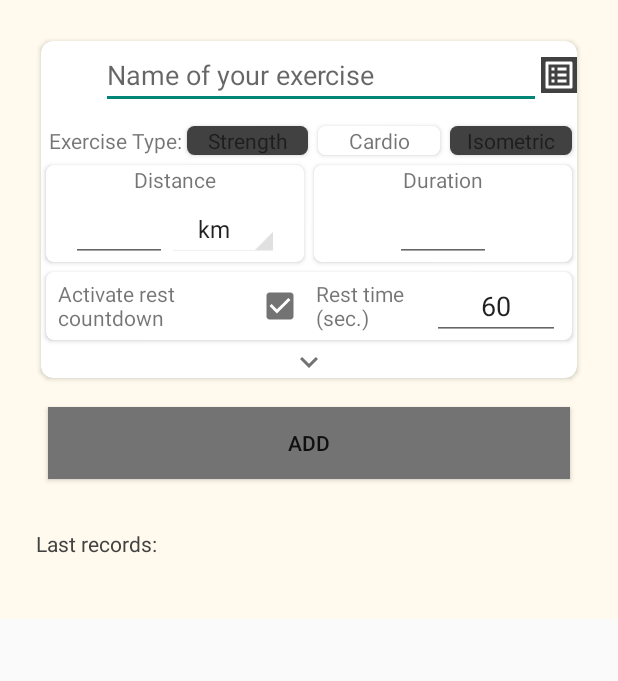
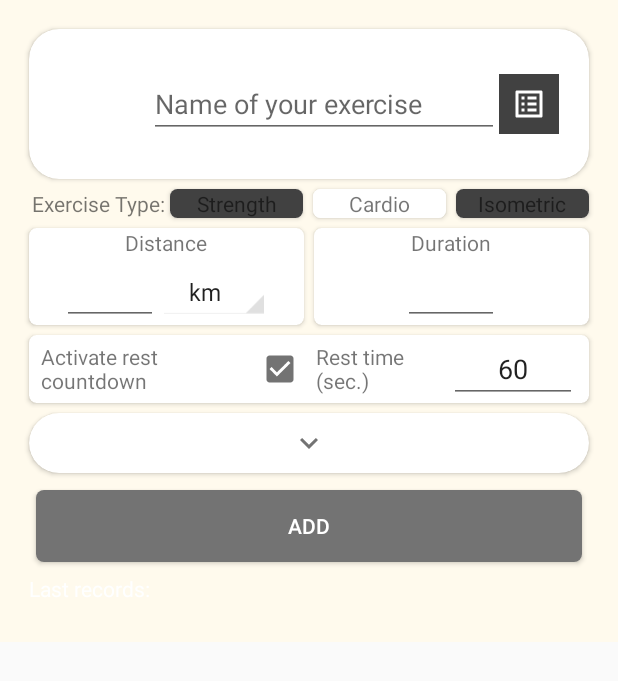
Before and after one commit to CharlieBrown018/Journfitplus, an Android app: the fragment FontesFragment shown on its own in the app's theme, on a phone screen of 412 x 824 dp. Shown: the top 681 px of the screen. Run offline under Robolectric (Android 15) with nearby library versions, the phone set to English and light mode, and no system bars; our stand-ins replace androidx.preference; libraries missing offline, so code that uses them is left out: cn.pedant, com.ikovac.timepickerwithseconds, com.mikhaellopez.circularimageview, com.onurkaganaldemir.ktoastlib; plain views replace CircularImageView; 5 statements that could not run were skipped.

Commit message:
UI update and final

```diff
--- a/app/src/main/java/com/journfitness/fonte/FontesFragment.java
+++ b/app/src/main/java/com/journfitness/fonte/FontesFragment.java
@@ -481,8 +481,8 @@ public class FontesFragment extends Fragment {
                 AutoCompleteTextView textFilter = customLayout.findViewById(R.id.searchField);
                 textFilter.setVisibility(View.GONE);
 
-                TextView textViewFilterExplanation = customLayout.findViewById(R.id.textViewFilterByTypes);
-                textViewFilterExplanation.setVisibility(View.VISIBLE);
+                // TextView textViewFilterExplanation = customLayout.findViewById(R.id.textViewFilterByTypes);
+                // textViewFilterExplanation.setVisibility(View.VISIBLE);
 
                 ListView listView = customLayout.findViewById(R.id.listMachine);
                 listView.setAdapter(machineList.getAdapter());
--- a/app/src/main/res/layout/dialog_chrono.xml
+++ b/app/src/main/res/layout/dialog_chrono.xml
@@ -33,7 +33,7 @@
                 android:layout_height="wrap_content"
                 android:layout_weight="1"
                 android:layout_marginEnd="4dp"
-                android:background="#4CAF50"
+                android:background="#73ee0c"
                 android:text="@string/start"
                 android:textColor="#FFFFFF"
                 android:textStyle="bold"
@@ -48,7 +48,7 @@
                 android:layout_weight="1"
                 android:layout_marginStart="4dp"
                 android:layout_marginEnd="4dp"
-                android:background="#F44336"
+                android:background="#d46158"
                 android:text="@string/reset"
                 android:textColor="#FFFFFF"
                 android:textStyle="bold"
--- a/app/src/main/res/layout/dialog_record_editor.xml
+++ b/app/src/main/res/layout/dialog_record_editor.xml
@@ -74,7 +74,7 @@
                 android:layout_weight="20"
                 android:autoSizeMaxTextSize="14sp"
                 android:autoSizeTextType="uniform"
-                android:background="#f44336"
+                android:background="#d46158"
                 android:text="@string/fail"
                 android:textColor="#FFFFFF" />
 
@@ -86,7 +86,7 @@
                 android:layout_weight="20"
                 android:autoSizeMaxTextSize="14sp"
                 android:autoSizeTextType="uniform"
-                android:background="#54bf52"
+                android:background="#73ee0c"
                 android:text="@string/update"
                 android:textColor="#FFFFFF" />
 
--- a/app/src/main/res/layout/dialog_rest.xml
+++ b/app/src/main/res/layout/dialog_rest.xml
@@ -176,7 +176,7 @@
                 android:layout_height="40dp"
                 android:layout_margin="10dp"
                 android:text="@string/exit"
-                android:background="#737373"
+                android:background="#d46158"
                 android:textColor="#FFFFFF"/>
 
         </LinearLayout>
--- a/app/src/main/res/layout/dialog_value_editor.xml
+++ b/app/src/main/res/layout/dialog_value_editor.xml
@@ -78,7 +78,7 @@
                 android:layout_width="120dp"
                 android:layout_height="40dp"
                 android:layout_margin="10dp"
-                android:background="#737373"
+                android:background="#d46158"
                 android:text="@android:string/cancel"
                 android:textColor="#FFFFFF" />
 
@@ -88,7 +88,7 @@
                 android:layout_width="120dp"
                 android:layout_height="40dp"
                 android:layout_margin="10dp"
-                android:background="#54bf52"
+                android:background="#73ee0c"
                 android:text="@string/update"
                 android:textColor="#FFFFFF" />
 
--- a/app/src/main/res/layout/tab_fontes.xml
+++ b/app/src/main/res/layout/tab_fontes.xml
@@ -18,47 +18,46 @@
         android:focusableInTouchMode="true"
         android:gravity="top"
         android:orientation="vertical"
-        android:padding="8dp"
+        android:paddingLeft="0dp"
+        android:paddingTop="0dp"
+        android:paddingRight="0dp"
+        android:paddingBottom="0dp"
         android:scrollbars="vertical">
 
-        <!-- Machine Selection, Workout Values Input, and Details -->
         <androidx.cardview.widget.CardView
-            android:id="@+id/detailsCardView"
             style="@style/CardViewStyle"
             android:layout_width="match_parent"
             android:layout_height="wrap_content"
-            app:cardCornerRadius="8dp"
-            app:cardElevation="2dp"
-            android:layout_marginTop="8dp">
+            app:cardCornerRadius="20dp">
 
             <LinearLayout
-                android:layout_width="match_parent"
+                android:layout_width="fill_parent"
                 android:layout_height="wrap_content"
-                android:orientation="vertical">
+                android:orientation="vertical"
+                android:padding="20dp">
 
-                <!-- Machine Selection -->
                 <RelativeLayout
                     android:layout_width="match_parent"
                     android:layout_height="wrap_content">
 
-                    <!-- Machine Image -->
                     <com.mikhaellopez.circularimageview.CircularImageView
                         android:id="@+id/imageMachine"
-                        android:layout_width="40dp"
-                        android:layout_height="40dp"
+                        android:layout_width="60dp"
+                        android:layout_height="60dp"
                         android:layout_alignParentStart="true"
                         android:layout_centerVertical="true"
+                        android:layout_gravity="center_vertical|center"
                         android:src="@drawable/ic_exercises"
                         app:civ_background_color="#414141"
                         app:civ_border_width="0dp"
                         app:civ_shadow="false" />
 
-                    <!-- Machine Name Input -->
                     <AutoCompleteTextView
                         android:id="@+id/editMachine"
                         android:layout_width="match_parent"
                         android:layout_height="wrap_content"
                         android:layout_centerVertical="true"
+                        android:layout_gravity="center_vertical"
                         android:layout_toStartOf="@+id/buttonListMachine"
                         android:layout_toEndOf="@+id/imageMachine"
                         android:hint="@string/MachineHint"
@@ -67,20 +66,22 @@
                         android:selectAllOnFocus="true"
                         android:singleLine="true" />
 
-                    <!-- Machine List Button -->
                     <ImageButton
                         android:id="@+id/buttonListMachine"
-                        android:layout_width="24dp"
-                        android:layout_height="24dp"
+                        android:layout_width="40dp"
+                        android:layout_height="40dp"
                         android:layout_alignParentEnd="true"
                         android:layout_centerVertical="true"
                         android:adjustViewBounds="true"
                         android:background="#414141"
+                        android:baselineAlignBottom="false"
+                        android:cropToPadding="false"
                         android:src="@drawable/ic_list_alt" />
 
                 </RelativeLayout>
+            </LinearLayout>
+        </androidx.cardview.widget.CardView>
 
-                <!-- Workout Values Input -->
         <com.journfitness.views.WorkoutValuesInputView
             android:id="@+id/WorkoutValuesInput"
             android:layout_width="match_parent"
@@ -88,36 +89,43 @@
             app:selectedType="cardio"
             app:showRestTime="true"
             app:showTypeSelector="true"
-                    android:textColor="#000000"
-                    android:layout_marginTop="8dp"/>
+            android:textColor="#000000"/>
 
-                <!-- Details Card -->
-                <LinearLayout
+        <androidx.cardview.widget.CardView
+            android:id="@+id/detailsCardView"
+            style="@style/CardViewStyle"
             android:layout_width="match_parent"
             android:layout_height="wrap_content"
+            app:cardCornerRadius="20dp">
+
+            <LinearLayout
+                android:layout_width="fill_parent"
+                android:layout_height="wrap_content"
+                android:animateLayoutChanges="true"
                 android:orientation="vertical">
 
-                    <!-- Expand Arrow Button -->
                 <ImageButton
                     android:id="@+id/buttonExpandArrow"
                     android:layout_width="match_parent"
-                        android:layout_height="22dp"
+                    android:layout_height="40dp"
+                    android:layout_gravity="center_vertical"
+                    android:adjustViewBounds="false"
                     android:background="@android:color/transparent"
+                    android:baselineAlignBottom="false"
+                    android:cropToPadding="false"
                     android:src="@drawable/ic_expand_more"
-                        app:tint="#737373" />
+                    android:tint="#737373" />
 
-                    <!-- Notes Layout -->
                 <LinearLayout
                     android:id="@+id/notesLayout"
-                        android:layout_width="match_parent"
+                    android:layout_width="fill_parent"
                     android:layout_height="wrap_content"
                     android:orientation="vertical"
                     android:visibility="visible">
 
-                        <!-- Automatic Date Time Checkbox -->
                     <LinearLayout
                         android:layout_width="match_parent"
-                            android:layout_height="wrap_content"
+                        android:layout_height="match_parent"
                         android:orientation="horizontal">
 
                         <TextView
@@ -140,15 +148,14 @@
                             android:text="" />
                     </LinearLayout>
 
-                        <!-- Date Layout -->
                     <LinearLayout
-                            android:layout_width="match_parent"
+                        android:layout_width="fill_parent"
                         android:layout_height="wrap_content"
                         android:orientation="horizontal"
                         android:weightSum="100">
 
                         <TextView
-                                android:layout_width="wrap_content"
+                            android:layout_width="match_parent"
                             android:layout_height="wrap_content"
                             android:layout_gravity="center_vertical"
                             android:layout_marginStart="8dp"
@@ -159,23 +166,23 @@
                         <TextView
                             android:id="@+id/editDate"
                             style="@style/editableTextView"
-                                android:layout_width="wrap_content"
-                                android:layout_height="wrap_content"
+                            android:layout_width="match_parent"
+                            android:layout_marginEnd="8dp"
                             android:layout_weight="50"
+                            android:ems="8"
                             android:enabled="false"
                             tools:text="10/05/20" />
 
                     </LinearLayout>
 
-                        <!-- Time Layout -->
                     <LinearLayout
-                            android:layout_width="match_parent"
+                        android:layout_width="fill_parent"
                         android:layout_height="wrap_content"
                         android:orientation="horizontal"
                         android:weightSum="100">
 
                         <TextView
-                                android:layout_width="wrap_content"
+                            android:layout_width="match_parent"
                             android:layout_height="wrap_content"
                             android:layout_gravity="center_vertical"
                             android:layout_marginStart="8dp"
@@ -186,18 +193,17 @@
                         <TextView
                             android:id="@+id/editTime"
                             style="@style/editableTextView"
-                                android:layout_width="wrap_content"
-                                android:layout_height="wrap_content"
+                            android:layout_width="match_parent"
                             android:layout_weight="50"
+                            android:ems="8"
                             android:enabled="false"
                             tools:text="18:26:10" />
 
                     </LinearLayout>
 
 
-                        <!-- Notes Section -->
                     <LinearLayout
-                            android:layout_width="match_parent"
+                        android:layout_width="fill_parent"
                         android:layout_height="wrap_content"
                         android:layout_gravity="top"
                         android:orientation="vertical"
@@ -212,7 +218,7 @@
                             android:text="@string/NotesLabel" />
 
                         <EditText
-                                android:layout_width="match_parent"
+                            android:layout_width="fill_parent"
                             android:layout_height="wrap_content"
                             android:layout_gravity="bottom"
                             android:height="40dp"
@@ -227,53 +233,47 @@
                     </LinearLayout>
                 </LinearLayout>
             </LinearLayout>
-            </LinearLayout>
         </androidx.cardview.widget.CardView>
 
-
-        <!-- Add Performance Button -->
         <LinearLayout
             android:layout_width="match_parent"
             android:layout_height="wrap_content"
-            android:orientation="vertical"
-            android:layout_marginTop="8dp">
+            android:orientation="vertical">
 
             <Button
                 android:id="@+id/addperff"
                 style="@style/Widget.AppCompat.Button.AddButton"
-                android:background="#737373"
-                android:text="@string/AddLabel" />
+                android:background="@drawable/button_background"
+                android:textColor="#FFFFFF"
+                android:text="@string/AddLabel"
+                android:padding="12dp"
+                android:layout_marginBottom="16dp"
+                android:layout_marginTop="16dp"
+                android:layout_marginStart="8dp"
+                android:layout_marginEnd="8dp"
+                android:layout_width="match_parent"
+                android:layout_height="wrap_content" />
 
             <TextView
                 android:layout_width="fill_parent"
                 android:layout_height="wrap_content"
                 android:layout_gravity="start"
+                android:layout_marginStart="3dp"
                 android:text="@string/TopTenLabel"
-                android:textColor="#424242"
-                android:layout_marginTop="25dp"/>
+                android:textColor="#FFFFFF" />
 
         </LinearLayout>
-
-        <!-- List Record Card -->
-        <androidx.cardview.widget.CardView
-            android:id="@+id/listRecordCardView"
-            style="@style/CardViewStyle"
-            android:layout_width="match_parent"
-            android:layout_height="wrap_content"
-            app:cardCornerRadius="8dp"
-            app:cardElevation="2dp"
-            android:layout_marginTop="8dp">
 
         <com.journfitness.utils.ExpandedListView
             android:id="@+id/listRecord"
             android:layout_width="match_parent"
             android:layout_height="wrap_content"
             android:animateLayoutChanges="false"
+            android:divider="@null"
+            android:dividerHeight="0dp"
             android:fastScrollEnabled="false"
             android:isScrollContainer="false"
             android:scrollbars="none" />
 
-        </androidx.cardview.widget.CardView>
-
     </LinearLayout>
 </ScrollView>
--- a/app/src/main/res/values/color.xml
+++ b/app/src/main/res/values/color.xml
@@ -19,5 +19,9 @@
     <color name="daily_calorie_spinner_selected">#FFFFFF</color>
     <color name="daily_calorie_spinner_dropdown">#FFFFFF</color>
     <color name="pager_title">#424242</color>
+    <color name="editTextBackground">#F8E286</color>
+    <color name="buttonBackground">#F8E286</color>
+
+
 
 </resources>
```
Also changed, not shown: app/src/main/res/layout/dialog_numberpicker.xml (+12 -12 lines), app/src/main/res/layout/introfragment_newprofile.xml (+74 -21 lines), app/src/main/res/layout/tab_machine.xml (+8 -11 lines). Lines whose indentation alone changed are shown as unchanged.
